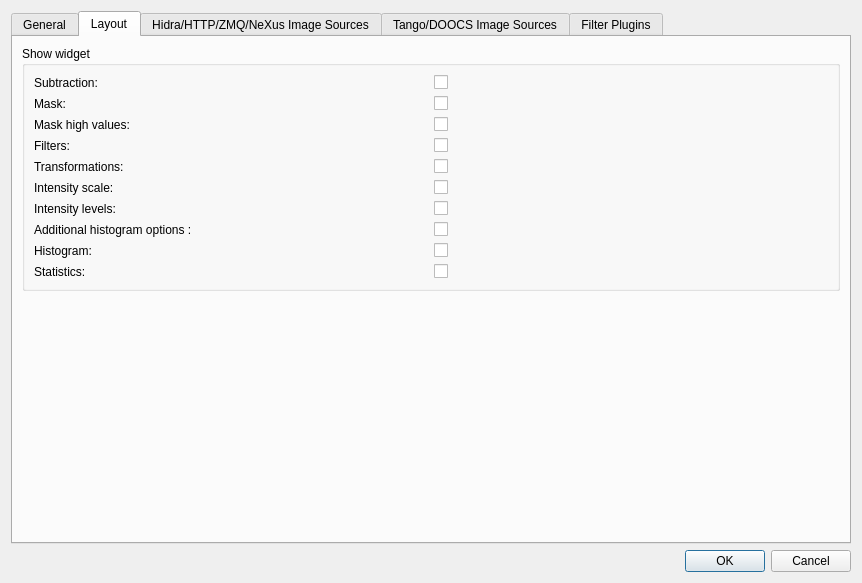
syncope/lavue, file lavuelib/ui/ConfigDialog.ui: the form before one commit.
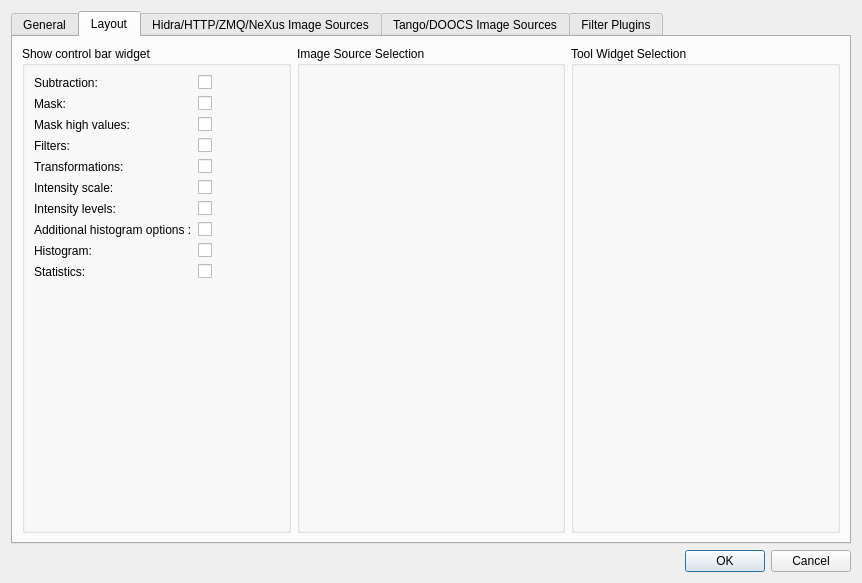
The form after the commit. The open tabs and pages were chosen to show the change.

Commit message: add selections for comboboxes

What changed in the file:
```diff
--- a/lavuelib/ui/ConfigDialog.ui
+++ b/lavuelib/ui/ConfigDialog.ui
@@ -660,11 +660,11 @@
         <attribute name="title">
          <string>Layout</string>
         </attribute>
-        <layout class="QGridLayout" name="gridLayout_43">
-         <item row="0" column="0">
-          <widget class="QGroupBox" name="groupBox_2">
+        <layout class="QHBoxLayout" name="horizontalLayout_4">
+         <item>
+          <widget class="QGroupBox" name="viewGroupBox">
            <property name="title">
-            <string>Show widget</string>
+            <string>Show control bar widget</string>
            </property>
            <layout class="QGridLayout" name="gridLayout_42">
             <item row="0" column="0">
@@ -898,11 +898,8 @@
               </item>
              </layout>
             </item>
-           </layout>
-          </widget>
-         </item>
          <item row="1" column="0">
-          <spacer name="verticalSpacer_9">
+             <spacer name="verticalSpacer_4">
            <property name="orientation">
             <enum>Qt::Vertical</enum>
            </property>
@@ -913,6 +910,33 @@
             </size>
            </property>
           </spacer>
+            </item>
+           </layout>
+          </widget>
+         </item>
+         <item>
+          <widget class="QGroupBox" name="isGroupBox">
+           <property name="title">
+            <string>Image Source Selection</string>
+           </property>
+           <layout class="QGridLayout" name="gridLayout_25">
+            <item row="0" column="0">
+             <widget class="QWidget" name="isWidget" native="true"/>
+            </item>
+           </layout>
+          </widget>
+         </item>
+         <item>
+          <widget class="QGroupBox" name="twGroupBox">
+           <property name="title">
+            <string>Tool Widget Selection</string>
+           </property>
+           <layout class="QGridLayout" name="gridLayout_26">
+            <item row="0" column="0">
+             <widget class="QWidget" name="twWidget" native="true"/>
+            </item>
+           </layout>
+          </widget>
          </item>
         </layout>
        </widget>
```
Left out of the diff: 2 changed lines with no effect on the pictures. Lines whose indentation alone changed are shown as unchanged. The commit also changes 4 other files.
